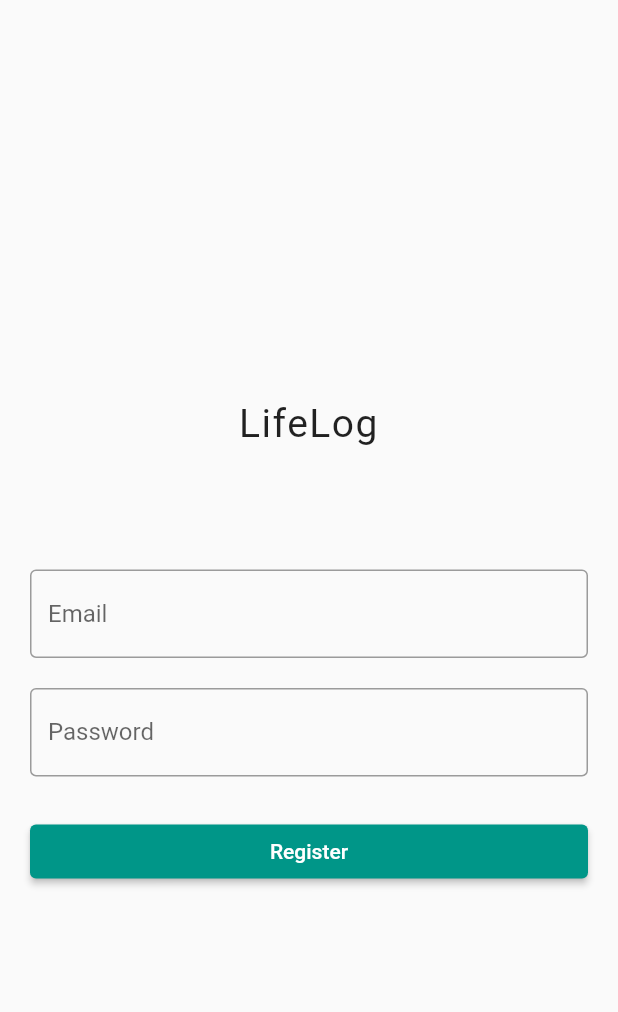
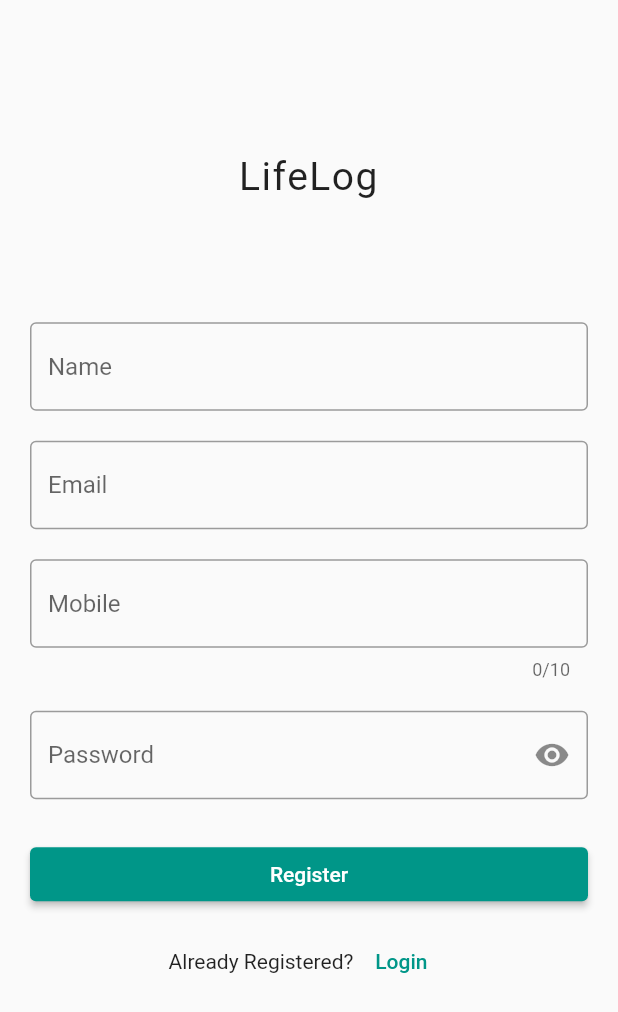
Before and after one commit to hareendranmg/lifelog, a Flutter app: the screen it shows after launch, after a tap on "Register Here.", on a phone screen of 412 x 824 dp. Shown: the top 1012 px of the screen. Run offline on Flutter 3.47's test engine with Material 2 defaults, Android fonts, the phone set to English and light mode, and no system bars; drawn by our look-alikes of flutter_form_builder; our stand-ins replace flutter_screenutil, get, get_storage, supabase_flutter; missing offline and left inert: postgrest; accounts and stored records are empty.

Commit message:
fix: Fix Login and Register functionality with AppUser Model

```diff
--- a/lib/app/data/user.dart
+++ /dev/null
@@ -1 +0,0 @@
-class User {}
--- a/lib/app/modules/home/controllers/home_controller.dart
+++ b/lib/app/modules/home/controllers/home_controller.dart
@@ -1,7 +1,7 @@
 import 'package:get/get.dart';
 
-import '../../../utils/constants.dart';
+import '../../../services/user_services.dart';
 
 class HomeController extends GetxController {
-  final user = supabase.auth.currentUser!;
+  final appUser = Get.find<UserService>().appUser!;
 }
--- a/lib/app/modules/home/views/header.dart
+++ b/lib/app/modules/home/views/header.dart
@@ -25,7 +25,7 @@ class Header extends StatelessWidget {
               style: TextStyle(fontSize: 16.sp),
             ),
             Text(
-              controller.user.email!,
+              controller.appUser.name!,
               style: TextStyle(fontSize: 24.sp),
             ),
           ],
--- a/lib/app/modules/login/views/login_view.dart
+++ b/lib/app/modules/login/views/login_view.dart
@@ -3,6 +3,7 @@ import 'package:flutter_form_builder/flutter_form_builder.dart';
 import 'package:get/get.dart';
 
 import '../../../routes/app_pages.dart';
+import '../../../utils/theme_data.dart';
 import '../controllers/login_controller.dart';
 
 class LoginView extends GetView<LoginController> {
@@ -14,7 +15,7 @@ class LoginView extends GetView<LoginController> {
         child: ListView(
           padding: const EdgeInsets.all(20),
           children: [
-            SizedBox(height: Get.height * 0.3),
+            SizedBox(height: Get.height * 0.4),
             const Text(
               'LifeLog',
               textAlign: TextAlign.center,
@@ -28,26 +29,51 @@ class LoginView extends GetView<LoginController> {
                 hintText: 'Email',
               ),
               validator: FormBuilderValidators.compose([
-                FormBuilderValidators.required(context),
-                FormBuilderValidators.email(context),
+                FormBuilderValidators.required(
+                  context,
+                  errorText: 'Please enter your registered email',
+                ),
+                FormBuilderValidators.email(
+                  context,
+                  errorText: 'Please enter your registered email',
+                ),
               ]),
             ),
             const SizedBox(height: 20),
-            FormBuilderTextField(
-              name: 'password',
-              decoration: const InputDecoration(
-                border: OutlineInputBorder(),
-                hintText: 'Password',
+            GetBuilder<LoginController>(
+              builder: (_) => FormBuilderTextField(
+                name: 'password',
+                obscureText: _.isObsecure,
+                decoration: InputDecoration(
+                  border: const OutlineInputBorder(),
+                  hintText: 'Password',
+                  suffixIcon: IconButton(
+                    onPressed: () => _.isObsecure = !_.isObsecure,
+                    icon: Icon(
+                      _.isObsecure ? Icons.visibility : Icons.visibility_off,
+                    ),
+                  ),
+                ),
+                validator: FormBuilderValidators.compose([
+                  FormBuilderValidators.required(
+                    context,
+                    errorText: 'Please enter your password',
+                  ),
+                ]),
               ),
-              validator: FormBuilderValidators.compose([
-                FormBuilderValidators.required(context),
-              ]),
             ),
             const SizedBox(height: 26),
             GetBuilder<LoginController>(
               builder: (_) => ElevatedButton(
                 onPressed: _.isLogging ? null : () => controller.login(),
-                child: const Text('Login'),
+                style: primaryButtonStyle,
+                child: _.isLogging
+                    ? const SizedBox(
+                        height: 20,
+                        width: 20,
+                        child: CircularProgressIndicator(),
+                      )
+                    : const Text('Login'),
               ),
             ),
             const SizedBox(height: 10),
--- a/lib/app/modules/register/views/register_view.dart
+++ b/lib/app/modules/register/views/register_view.dart
@@ -2,18 +2,20 @@ import 'package:flutter/material.dart';
 import 'package:flutter_form_builder/flutter_form_builder.dart';
 import 'package:get/get.dart';
 
+import '../../../utils/global_widgets.dart';
+import '../../../utils/theme_data.dart';
 import '../controllers/register_controller.dart';
 
 class RegisterView extends GetView<RegisterController> {
   @override
   Widget build(BuildContext context) {
-    return Scaffold(
-      body: FormBuilder(
+    return CustomScaffold(
+      child: FormBuilder(
         key: controller.formKey,
         child: ListView(
           padding: const EdgeInsets.all(20),
           children: [
-            SizedBox(height: Get.height * 0.3),
+            SizedBox(height: Get.height * 0.1),
             const Text(
               'LifeLog',
               textAlign: TextAlign.center,
@@ -21,34 +23,111 @@ class RegisterView extends GetView<RegisterController> {
             ),
             SizedBox(height: Get.height * 0.1),
             FormBuilderTextField(
+              name: 'fullname',
+              decoration: const InputDecoration(
+                border: OutlineInputBorder(),
+                hintText: 'Name',
+              ),
+              validator: FormBuilderValidators.compose([
+                FormBuilderValidators.required(
+                  context,
+                  errorText: 'Please enter your name',
+                ),
+              ]),
+            ),
+            const SizedBox(height: 20),
+            FormBuilderTextField(
               name: 'email',
               decoration: const InputDecoration(
                 border: OutlineInputBorder(),
                 hintText: 'Email',
               ),
+              keyboardType: TextInputType.emailAddress,
               validator: FormBuilderValidators.compose([
-                FormBuilderValidators.required(context),
+                FormBuilderValidators.required(
+                  context,
+                  errorText: 'Please enter your email address',
+                ),
                 FormBuilderValidators.email(context),
               ]),
             ),
+            // id,fullname,mobile_number,username,avatar_url,updated_at
             const SizedBox(height: 20),
             FormBuilderTextField(
-              name: 'password',
+              name: 'mobile_number',
               decoration: const InputDecoration(
                 border: OutlineInputBorder(),
-                hintText: 'Password',
+                hintText: 'Mobile',
               ),
+              keyboardType: TextInputType.phone,
+              maxLength: 10,
               validator: FormBuilderValidators.compose([
-                FormBuilderValidators.required(context),
+                FormBuilderValidators.required(
+                  context,
+                  errorText: 'Please enter your password',
+                ),
+                FormBuilderValidators.minLength(
+                  context,
+                  10,
+                  errorText: 'Please enter a valid mobile number',
+                ),
               ]),
             ),
+            const SizedBox(height: 20),
+            GetBuilder<RegisterController>(
+                builder: (_) => FormBuilderTextField(
+                      name: 'password',
+                      obscureText: _.isObsecure,
+                      decoration: InputDecoration(
+                        border: const OutlineInputBorder(),
+                        hintText: 'Password',
+                        suffixIcon: IconButton(
+                          onPressed: () => _.isObsecure = !_.isObsecure,
+                          icon: Icon(
+                            _.isObsecure
+                                ? Icons.visibility
+                                : Icons.visibility_off,
+                          ),
+                        ),
+                      ),
+                      validator: FormBuilderValidators.compose([
+                        FormBuilderValidators.required(
+                          context,
+                          errorText: 'Please enter your password',
+                        ),
+                        FormBuilderValidators.minLength(
+                          context,
+                          6,
+                          errorText:
+                              'Password should have minimum 6 characters',
+                        ),
+                      ]),
+                    )),
             const SizedBox(height: 26),
             GetBuilder<RegisterController>(
               builder: (_) => ElevatedButton(
                 onPressed: _.isRegistering ? null : () => controller.register(),
-                child: const Text('Register'),
+                style: primaryButtonStyle,
+                child: _.isRegistering
+                    ? const SizedBox(
+                        height: 20,
+                        width: 20,
+                        child: CircularProgressIndicator(),
+                      )
+                    : const Text('Register'),
               ),
             ),
+            const SizedBox(height: 10),
+            Row(
+              mainAxisAlignment: MainAxisAlignment.center,
+              children: [
+                const Text('Already Registered?'),
+                TextButton(
+                  onPressed: () => Get.back(),
+                  child: const Text('Login'),
+                )
+              ],
+            )
           ],
         ),
       ),
--- a/lib/app/modules/root/controllers/root_controller.dart
+++ b/lib/app/modules/root/controllers/root_controller.dart
@@ -3,25 +3,17 @@ import 'package:get/get.dart';
 import 'package:get_storage/get_storage.dart';
 
 import '../../../routes/app_pages.dart';
-import '../../../utils/constants.dart';
+import '../../../services/user_services.dart';
 
 class RootController extends GetxController {
   final box = GetStorage();
 
   @override
   void onReady() {
-    if (box.hasData('user_session')) {
-      supabase.auth.recoverSession(box.read('user_session') as String);
-      supabase.auth.refreshSession();
-      if (supabase.auth.currentUser != null) {
-        WidgetsBinding.instance!.addPostFrameCallback(
-          (_) => Get.offNamed(Routes.HOME),
-        );
-      } else {
-        WidgetsBinding.instance!.addPostFrameCallback(
-          (_) => Get.offNamed(Routes.LOGIN),
-        );
-      }
+    if (Get.find<UserService>().appUser != null) {
+      WidgetsBinding.instance!.addPostFrameCallback(
+        (_) => Get.offNamed(Routes.HOME),
+      );
     } else {
       WidgetsBinding.instance!.addPostFrameCallback(
         (_) => Get.offNamed(Routes.LOGIN),
--- a/lib/app/services/user_services.dart
+++ b/lib/app/services/user_services.dart
@@ -1,50 +1,44 @@
 import 'package:get/get.dart';
 import 'package:get_storage/get_storage.dart';
 
-import '../data/user.dart';
+import '../data/app_user.dart';
+import '../utils/constants.dart';
 
-class UserServices extends GetxService {
+class UserService extends GetxService {
   final box = GetStorage();
+  AppUser? appUser;
 
-  User? _user;
-
-  @override
-  void onInit() {
-    user = getUser();
-    super.onInit();
+  Future<UserService> init() async {
+    if (box.hasData('user_session')) {
+      await supabase.auth.recoverSession(box.read('user_session') as String);
+      await supabase.auth.refreshSession();
+      if (supabase.auth.currentUser != null) {
+        final jsonUser = await box.read('app_user');
+        appUser = jsonUser != null
+            ? AppUser.fromJson(jsonUser as Map<String, dynamic>)
+            : null;
+      } else {
+        appUser = null;
+      }
+    }
+    return this;
   }
 
-  User? getUser() {
-    // final jsonUser = box.read('user');
-    // if (jsonUser != null) {
-    //   user = User.fromJson(jsonUser as Map<String, dynamic>);
-    // } else {
-    //   user = null;
-    // }
-    return user;
+  Future<void> saveAppUser() async {
+    final jsonUser = await supabase
+        .from('profiles')
+        .select()
+        .eq('id', supabase.auth.currentUser!.id)
+        .execute();
+    final savableUser =
+        AppUser.fromJson(jsonUser.data[0] as Map<String, dynamic>);
+    await box.write('app_user', savableUser.toJson());
+    appUser = savableUser;
   }
 
-  // Future<void> getUserFromServer() async {
-  //   final apiResponse = await apiHelper.getData(ApiUrls.getEmployeeUrl);
-  //   if (apiResponse['success'] as bool) {
-  //     final User updatedEmployee =
-  //         User.fromJson(apiResponse['data'] as Map<String, dynamic>);
-  //     updatedEmployee.token = user!.token;
-  //     await box.write('user', updatedEmployee.toJson());
-  //     _user = updatedEmployee;
-  //   }
-  // }
-
-  Future<void> saveUser(User usr) async {
-    // await box.write('user', usr.toJson());
-    user = usr;
+  Future<void> removeAppUser() async {
+    await box.remove('user_session');
+    await box.remove('app_user');
+    appUser = null;
   }
-
-  Future<void> removeUser() async {
-    await box.remove('user');
-    user = null;
-  }
-
-  User? get user => _user;
-  set user(User? user) => {_user = user};
 }
--- /dev/null
+++ b/lib/app/utils/asset_urls.dart
@@ -0,0 +1,3 @@
+class AssetUrls {
+  static const String APP_LOGO = 'assets/images/lifelog_logo.png';
+}
--- /dev/null
+++ b/lib/app/utils/global_widgets.dart
@@ -0,0 +1,60 @@
+import 'package:flutter/material.dart';
+import 'package:get/get.dart';
+
+import 'general_utils.dart';
+
+enum SnackbarType {
+  success,
+  warning,
+  error,
+}
+
+void showSnackBar({
+  required SnackbarType type,
+  required String message,
+  String? title,
+  Duration? duration,
+}) {
+  final Color fontColor =
+      type == SnackbarType.warning ? Colors.black : Colors.white;
+
+  final Color bgColor = type == SnackbarType.success
+      ? const Color(0xff28a745)
+      : type == SnackbarType.warning
+          ? const Color(0xffffc107)
+          : const Color(0xffdc3545);
+  Get.showSnackbar(
+    GetBar(
+      message: message,
+      messageText: Text(message, style: TextStyle(color: fontColor)),
+      backgroundColor: bgColor,
+      icon: type == SnackbarType.success
+          ? Icon(Icons.check, color: fontColor)
+          : Icon(Icons.error_outline, color: fontColor),
+      duration: duration ?? 3.seconds,
+      snackStyle: SnackStyle.FLOATING,
+      shouldIconPulse: false,
+    ),
+  );
+}
+
+class CustomScaffold extends StatelessWidget {
+  const CustomScaffold({
+    Key? key,
+    required this.child,
+  }) : super(key: key);
+
+  final Widget child;
+
+  @override
+  Widget build(BuildContext context) {
+    return Scaffold(
+      body: SafeArea(
+        child: GestureDetector(
+          onTap: () => removeCurrentFocus(context),
+          child: child,
+        ),
+      ),
+    );
+  }
+}
--- a/lib/app/utils/theme_data.dart
+++ b/lib/app/utils/theme_data.dart
@@ -3,3 +3,16 @@ import 'package:flutter/material.dart';
 final themeData = ThemeData(
   primarySwatch: Colors.teal,
 );
+
+final primaryButtonStyle = ButtonStyle(
+  foregroundColor: MaterialStateProperty.resolveWith(
+    (states) => states.contains(MaterialState.disabled)
+        ? Colors.grey[800]!
+        : Colors.white,
+  ),
+  backgroundColor: MaterialStateProperty.resolveWith(
+    (states) => states.contains(MaterialState.disabled)
+        ? Colors.grey
+        : themeData.primaryColor,
+  ),
+);
--- a/lib/main.dart
+++ b/lib/main.dart
@@ -6,18 +6,16 @@ import 'package:get_storage/get_storage.dart';
 import 'package:supabase_flutter/supabase_flutter.dart';
 
 import 'app/routes/app_pages.dart';
+import 'app/services/user_services.dart';
 import 'app/utils/constants.dart';
 import 'app/utils/theme_data.dart';
 
 Future<void> main() async {
   WidgetsFlutterBinding.ensureInitialized();
 
-  GetStorage.init();
-
-  await Supabase.initialize(
-    url: SUPABASE_URL,
-    anonKey: SUPABASE_ANON_KEY,
-  );
+  await GetStorage.init();
+  await Supabase.initialize(url: SUPABASE_URL, anonKey: SUPABASE_ANON_KEY);
+  await Get.putAsync(() async => UserService().init());
 
   SystemChrome.setPreferredOrientations([
     DeviceOrientation.portraitUp,
```
Also changed, not shown: lib/app/data/app_user.dart (added, +40 -0 lines), lib/app/modules/login/controllers/login_controller.dart (+20 -12 lines), lib/app/modules/register/controllers/register_controller.dart (+20 -20 lines), lib/app/services/auth_services.dart (added, +93 -0 lines), lib/app/services/other_services.dart (added, +86 -0 lines), lib/app/utils/general_utils.dart (added, +20 -0 lines), pubspec.yaml (+8 -1 lines), assets/images/lifelog_logo.png (added), pubspec.lock, 6 other files.
